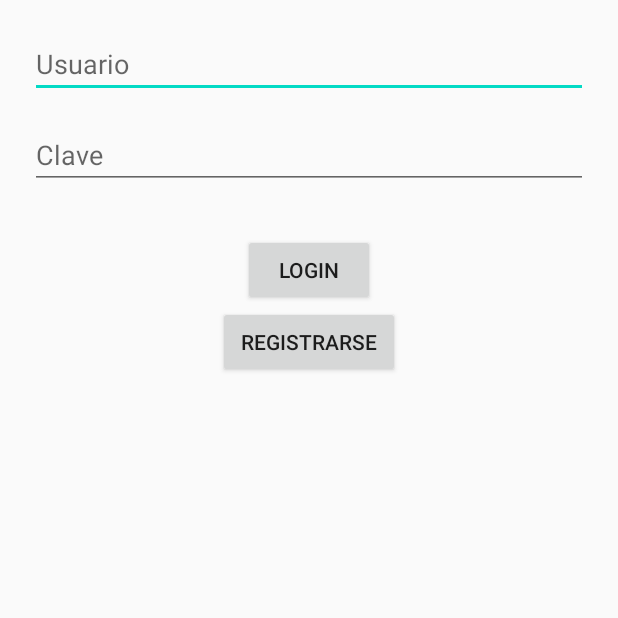
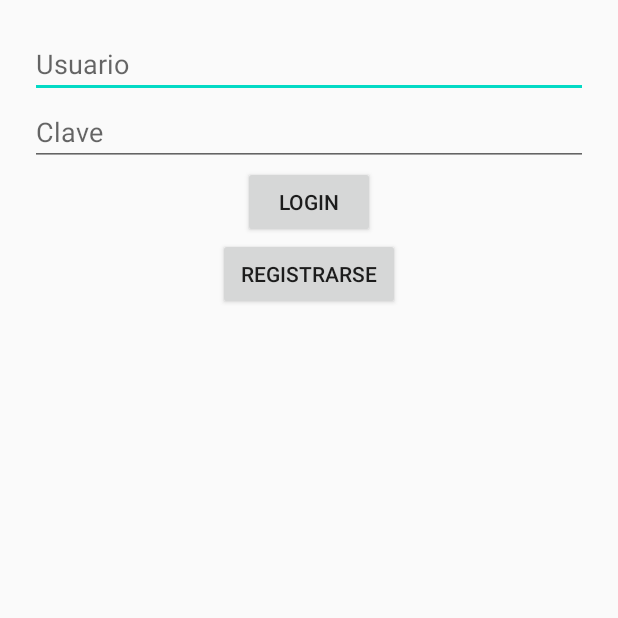
Before and after one commit to emanuelalava/mediconline, an Android app: the screen it shows after launch (MainActivity), on a phone screen of 412 x 824 dp, the top half of it. Run offline under Robolectric (Android 15) with nearby library versions, the phone set to English and light mode, and no system bars.

```diff
--- a/app/src/main/res/layout/activity_main.xml
+++ b/app/src/main/res/layout/activity_main.xml
@@ -10,12 +10,13 @@
         android:layout_width="fill_parent"
         android:hint="Usuario"/>
 
-    <EditText android:id="@+id/txtPasswd"
+    <EditText
+        android:id="@+id/txtPasswd"
+        android:layout_width="match_parent"
         android:layout_height="wrap_content"
-        android:layout_width="fill_parent"
+        android:ems="10"
         android:hint="Clave"
-        android:layout_marginTop="15dip"
-        android:layout_marginBottom="30dip" />
+        android:inputType="textPassword" />
 
     <Button android:id="@+id/btnLogin"
         android:layout_height="wrap_content"
```
